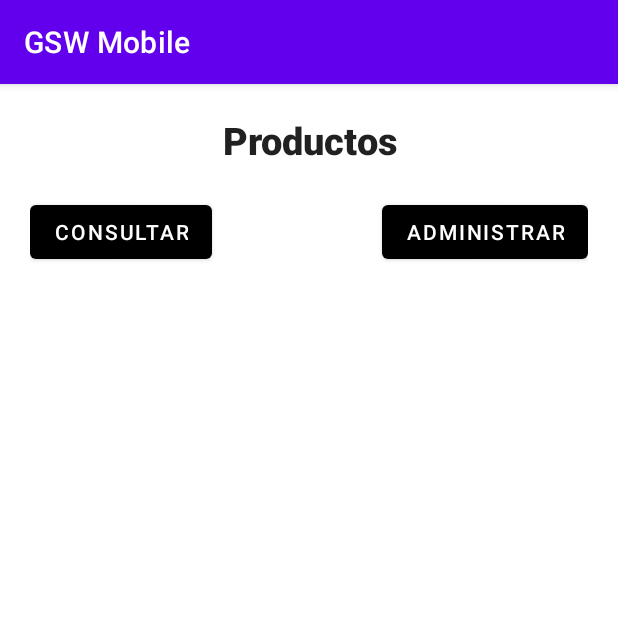
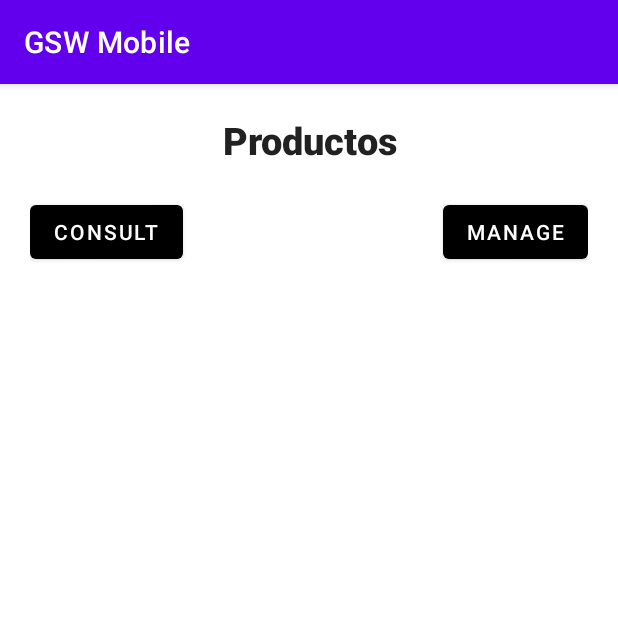
Before and after one commit to et-mohedano/GSW-Movil, an Android app: the screen it shows after launch (gswRptProductos), on a phone screen of 412 x 824 dp, the top half of it. Run offline under Robolectric (Android 15) with nearby library versions, the phone set to English and light mode, and no system bars; libraries missing offline, so code that uses them is left out: com.loopj.android.

Commit message:
Update activity_gsw_rpt_productos.xml

```diff
--- a/app/src/main/res/layout/activity_gsw_rpt_productos.xml
+++ b/app/src/main/res/layout/activity_gsw_rpt_productos.xml
@@ -40,8 +40,8 @@
             android:layout_below="@id/txtRptProdTitulo"
             android:layout_alignParentStart="true"
             android:layout_marginTop="20dp"
+            android:text="Consult"
             android:textColor="@color/white"
-            android:text="Consultar"
             app:backgroundTint="#000000" />
 
         <Button
@@ -51,9 +51,9 @@
             android:layout_below="@id/txtRptProdTitulo"
             android:layout_alignParentEnd="true"
             android:layout_marginTop="20dp"
+            android:onClick="pas"
+            android:text="Manage"
             android:textColor="@color/white"
-            android:onClick="pas"
-            android:text="Administrar"
             app:backgroundTint="#000000" />
     </RelativeLayout>
     </ScrollView>
```
